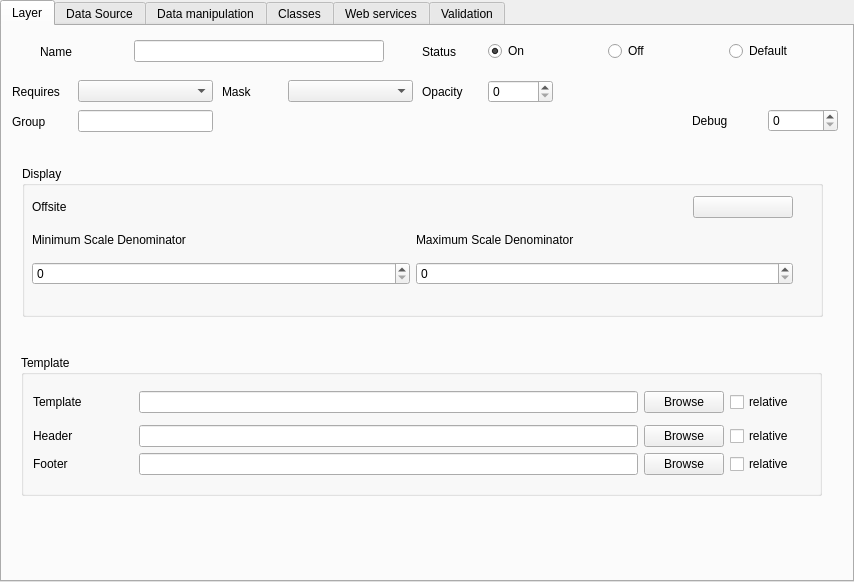
Before: the Qt Designer form layersettingsraster.ui in QMapfileEditor/QMapfileEditor, drawn with Qt 5.
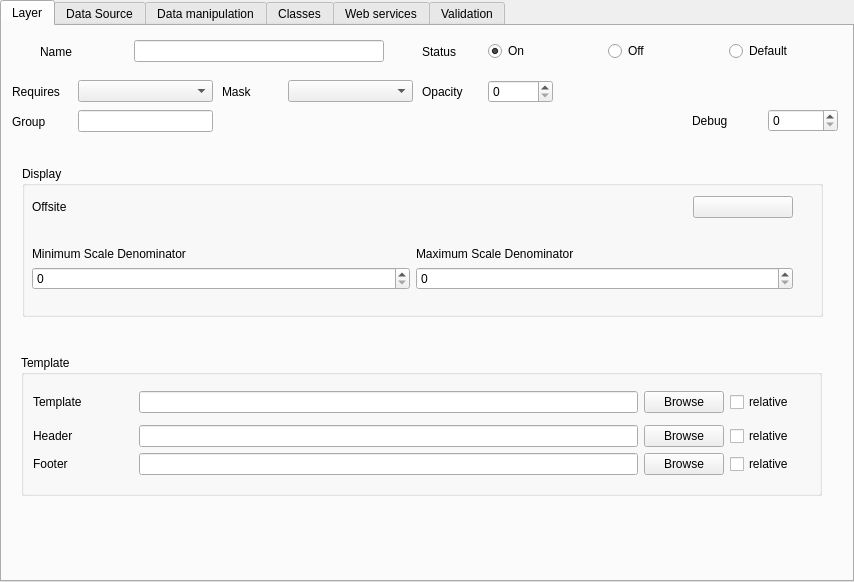
After: the same form once the commit is applied. Icons and pictures are not drawn.

Commit message: Add vertical and horizontal spacer for better layout

The edit to the form file:
```diff
--- a/layersettingsraster.ui
+++ b/layersettingsraster.ui
@@ -332,7 +332,7 @@
        <x>10</x>
        <y>30</y>
        <width>761</width>
-       <height>89</height>
+       <height>94</height>
       </rect>
      </property>
      <layout class="QVBoxLayout" name="verticalLayout">
@@ -375,6 +375,19 @@
         </item>
        </layout>
       </item>
+      <item>
+       <spacer name="verticalSpacer_2">
+        <property name="orientation">
+         <enum>Qt::Vertical</enum>
+        </property>
+        <property name="sizeHint" stdset="0">
+         <size>
+          <width>20</width>
+          <height>40</height>
+         </size>
+        </property>
+       </spacer>
+      </item>
       <item>
        <layout class="QHBoxLayout" name="scaleLayout">
         <item>
```
The commit also changes 1 other file.
